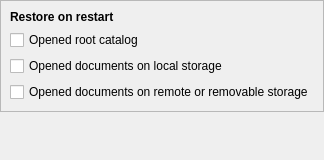
borco/rehuco, file packages/rehuco-agent/src/rehuco_agent/settings/ui/session_page.ui: the form before one commit.
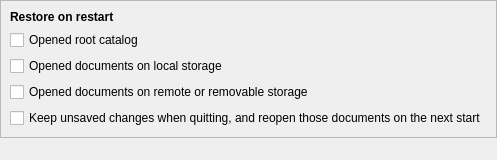
The form after the commit.

Patch:
```diff
--- a/packages/rehuco-agent/src/rehuco_agent/settings/ui/session_page.ui
+++ b/packages/rehuco-agent/src/rehuco_agent/settings/ui/session_page.ui
@@ -80,6 +80,16 @@
         </property>
        </widget>
       </item>
+      <item>
+       <widget class="QCheckBox" name="keep_unsaved_changes_check_box">
+        <property name="text">
+         <string>Keep unsaved changes when quitting, and reopen those documents on the next start</string>
+        </property>
+        <property name="toolTip">
+         <string>When on, quitting asks nothing about unsaved edits: they are kept, and the documents holding them reopen with them on the next start, whether or not the session is restored. When off, quitting asks whether to save them.</string>
+        </property>
+       </widget>
+      </item>
      </layout>
     </widget>
    </item>
```
